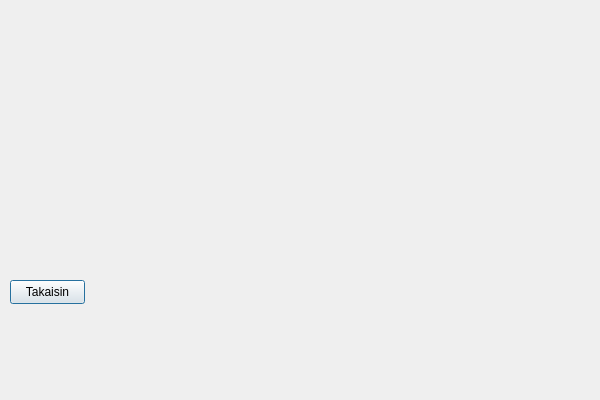
22kmo-project/group_3, file frontend/eventswindow.ui: the form before one commit.
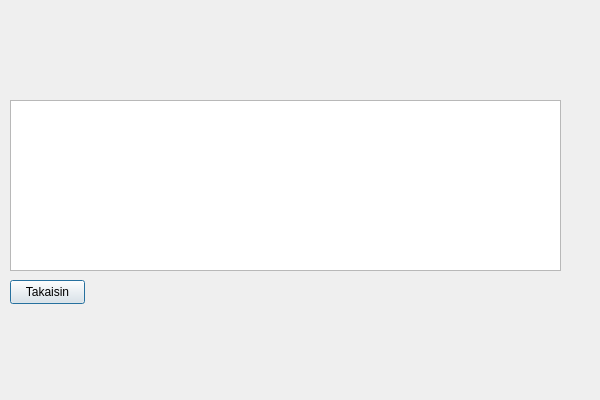
The form after the commit. Icons and pictures are not drawn.

Commit message: Fetch event logs. Still need to display them at frontend.

Diff of the .ui file:
```diff
--- a/frontend/eventswindow.ui
+++ b/frontend/eventswindow.ui
@@ -63,6 +63,22 @@
     <string/>
    </property>
   </widget>
+  <widget class="QTableView" name="eventsTableView">
+   <property name="geometry">
+    <rect>
+     <x>10</x>
+     <y>100</y>
+     <width>551</width>
+     <height>171</height>
+    </rect>
+   </property>
+   <property name="frameShape">
+    <enum>QFrame::StyledPanel</enum>
+   </property>
+   <property name="horizontalScrollBarPolicy">
+    <enum>Qt::ScrollBarAlwaysOff</enum>
+   </property>
+  </widget>
   <zorder>label_13</zorder>
   <zorder>label_14</zorder>
   <zorder>BackButton</zorder>
```
Left out of the diff: 1 changed line with no effect on the pictures. The commit also changes 6 other files.
